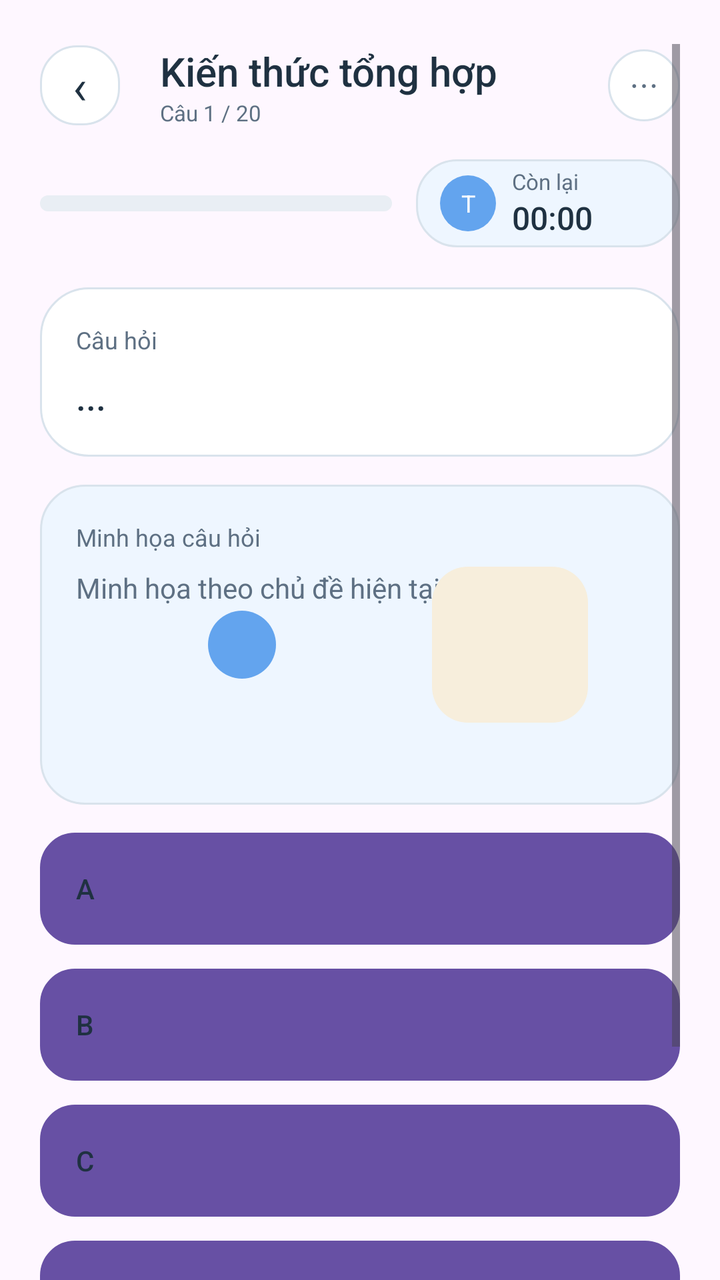
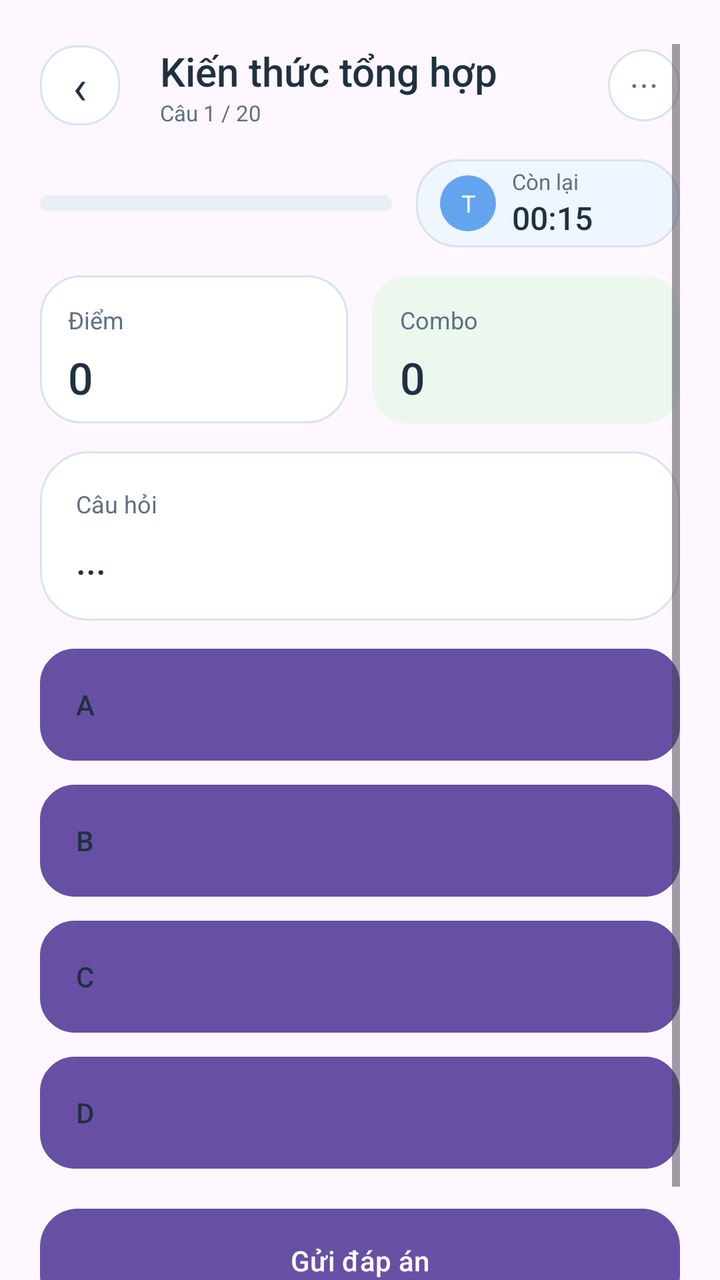

An Android layout rendered at two revisions. The XML below is the earlier revision; the diff shows what the commit changed to produce the second picture.
<!-- AndroidManifest.xml: application theme Theme.GameHub -->
<!-- res/layout/view_quiz_gameplay.xml -->
<?xml version="1.0" encoding="utf-8"?>
<ScrollView xmlns:android="http://schemas.android.com/apk/res/android"
    android:layout_width="match_parent"
    android:layout_height="match_parent"
    android:clipToPadding="false"
    android:paddingStart="20dp"
    android:paddingTop="22dp"
    android:paddingEnd="20dp"
    android:paddingBottom="32dp">

    <LinearLayout
        android:layout_width="match_parent"
        android:layout_height="wrap_content"
        android:orientation="vertical">

        <LinearLayout
            android:layout_width="match_parent"
            android:layout_height="wrap_content"
            android:gravity="center_vertical"
            android:orientation="horizontal">

            <TextView
                android:id="@+id/quiz_play_back"
                android:layout_width="40dp"
                android:layout_height="40dp"
                android:background="@drawable/bg_back_button"
                android:gravity="center"
                android:text="‹"
                android:textColor="@color/gh_text_primary"
                android:textSize="24sp" />

            <LinearLayout
                android:layout_width="0dp"
                android:layout_height="wrap_content"
                android:layout_marginStart="20dp"
                android:layout_weight="1"
                android:orientation="vertical">

                <TextView
                    android:id="@+id/quiz_play_title"
                    android:layout_width="wrap_content"
                    android:layout_height="wrap_content"
                    android:fontFamily="sans-serif-medium"
                    android:text="Kiến thức tổng hợp"
                    android:textColor="@color/gh_text_primary"
                    android:textSize="20sp" />

                <TextView
                    android:id="@+id/quiz_play_progress"
                    android:layout_width="wrap_content"
                    android:layout_height="wrap_content"
                    android:text="Câu 1 / 20"
                    android:textColor="@color/gh_text_secondary"
                    android:textSize="11sp" />
            </LinearLayout>

            <TextView
                android:id="@+id/quiz_pause"
                android:layout_width="36dp"
                android:layout_height="36dp"
                android:background="@drawable/bg_card_surface_20"
                android:gravity="center"
                android:text="⋯"
                android:textColor="@color/gh_text_secondary"
                android:textSize="16sp" />
        </LinearLayout>

        <LinearLayout
            android:layout_width="match_parent"
            android:layout_height="wrap_content"
            android:layout_marginTop="16dp"
            android:gravity="center_vertical"
            android:orientation="horizontal">

            <FrameLayout
                android:id="@+id/quiz_progress_track"
                android:layout_width="0dp"
                android:layout_height="8dp"
                android:layout_weight="1"
                android:background="@drawable/bg_progress_track">

                <View
                    android:id="@+id/quiz_progress_fill"
                    android:layout_width="0dp"
                    android:layout_height="match_parent"
                    android:background="@drawable/bg_progress_fill" />
            </FrameLayout>

            <LinearLayout
                android:layout_width="132dp"
                android:layout_height="44dp"
                android:layout_marginStart="12dp"
                android:background="@drawable/bg_card_brand_20"
                android:gravity="center_vertical"
                android:orientation="horizontal"
                android:paddingStart="12dp"
                android:paddingEnd="12dp">

                <TextView
                    android:layout_width="28dp"
                    android:layout_height="28dp"
                    android:background="@drawable/bg_primary_button_round"
                    android:gravity="center"
                    android:text="T"
                    android:textColor="@color/white"
                    android:textSize="12sp" />

                <LinearLayout
                    android:layout_width="wrap_content"
                    android:layout_height="wrap_content"
                    android:layout_marginStart="8dp"
                    android:orientation="vertical">

                    <TextView
                        android:layout_width="wrap_content"
                        android:layout_height="wrap_content"
                        android:text="Còn lại"
                        android:textColor="@color/gh_text_secondary"
                        android:textSize="11sp" />

                    <TextView
                        android:id="@+id/quiz_timer"
                        android:layout_width="wrap_content"
                        android:layout_height="wrap_content"
                        android:fontFamily="sans-serif-medium"
                        android:text="00:00"
                        android:textColor="@color/gh_text_primary"
                        android:textSize="16sp" />
                </LinearLayout>
            </LinearLayout>
        </LinearLayout>

        <LinearLayout
            android:layout_width="match_parent"
            android:layout_height="wrap_content"
            android:layout_marginTop="20dp"
            android:background="@drawable/bg_card_surface_24"
            android:orientation="vertical"
            android:padding="18dp">

            <TextView
                android:layout_width="wrap_content"
                android:layout_height="wrap_content"
                android:text="Câu hỏi"
                android:textColor="@color/gh_text_secondary"
                android:textSize="12sp" />

            <TextView
                android:id="@+id/quiz_question"
                android:layout_width="match_parent"
                android:layout_height="wrap_content"
                android:layout_marginTop="8dp"
                android:fontFamily="sans-serif-medium"
                android:text="..."
                android:textColor="@color/gh_text_primary"
                android:textSize="18sp" />
        </LinearLayout>

        <FrameLayout
            android:layout_width="match_parent"
            android:layout_height="160dp"
            android:layout_marginTop="14dp"
            android:background="@drawable/bg_card_brand_22">

            <TextView
                android:layout_width="wrap_content"
                android:layout_height="wrap_content"
                android:layout_marginStart="18dp"
                android:layout_marginTop="18dp"
                android:text="Minh họa câu hỏi"
                android:textColor="@color/gh_text_secondary"
                android:textSize="12sp" />

            <TextView
                android:id="@+id/quiz_illustration_caption"
                android:layout_width="220dp"
                android:layout_height="wrap_content"
                android:layout_marginStart="18dp"
                android:layout_marginTop="42dp"
                android:text="Minh họa theo chủ đề hiện tại"
                android:textColor="@color/gh_text_secondary"
                android:textSize="14sp" />

            <View
                android:layout_width="78dp"
                android:layout_height="78dp"
                android:layout_gravity="end|center_vertical"
                android:layout_marginEnd="46dp"
                android:background="@drawable/bg_chip_warning" />

            <View
                android:layout_width="34dp"
                android:layout_height="34dp"
                android:layout_gravity="start|center_vertical"
                android:layout_marginStart="84dp"
                android:background="@drawable/bg_primary_button_round" />
        </FrameLayout>

        <Button
            android:id="@+id/quiz_option_a"
            android:layout_width="match_parent"
            android:layout_height="56dp"
            android:layout_marginTop="14dp"
            android:background="@drawable/bg_filter_unselected"
            android:gravity="start|center_vertical"
            android:paddingStart="18dp"
            android:paddingEnd="18dp"
            android:textAllCaps="false"
            android:textColor="@color/gh_text_primary"
            android:text="A" />

        <Button
            android:id="@+id/quiz_option_b"
            android:layout_width="match_parent"
            android:layout_height="56dp"
            android:layout_marginTop="12dp"
            android:background="@drawable/bg_filter_unselected"
            android:gravity="start|center_vertical"
            android:paddingStart="18dp"
            android:paddingEnd="18dp"
            android:textAllCaps="false"
            android:textColor="@color/gh_text_primary"
            android:text="B" />

        <Button
            android:id="@+id/quiz_option_c"
            android:layout_width="match_parent"
            android:layout_height="56dp"
            android:layout_marginTop="12dp"
            android:background="@drawable/bg_filter_unselected"
            android:gravity="start|center_vertical"
            android:paddingStart="18dp"
            android:paddingEnd="18dp"
            android:textAllCaps="false"
            android:textColor="@color/gh_text_primary"
            android:text="C" />

        <Button
            android:id="@+id/quiz_option_d"
            android:layout_width="match_parent"
            android:layout_height="56dp"
            android:layout_marginTop="12dp"
            android:background="@drawable/bg_filter_unselected"
            android:gravity="start|center_vertical"
            android:paddingStart="18dp"
            android:paddingEnd="18dp"
            android:textAllCaps="false"
            android:textColor="@color/gh_text_primary"
            android:text="D" />

        <Button
            android:id="@+id/quiz_submit_answer"
            android:layout_width="match_parent"
            android:layout_height="52dp"
            android:layout_marginTop="20dp"
            android:background="@drawable/bg_primary_button_round"
            android:text="Gửi đáp án"
            android:textAllCaps="false"
            android:textColor="@color/white" />

        <TextView
            android:id="@+id/quiz_empty"
            android:layout_width="match_parent"
            android:layout_height="wrap_content"
            android:layout_marginTop="14dp"
            android:gravity="center"
            android:text="Chưa có câu hỏi trong DB cục bộ."
            android:textColor="@color/gh_text_secondary"
            android:textSize="14sp"
            android:visibility="gone" />
    </LinearLayout>
</ScrollView>
<!-- resources referenced by this layout -->
<resources>
  <color name="gh_text_primary">#1F3141</color>
  <color name="gh_text_secondary">#5E7083</color>
  <color name="white">#FFFFFFFF</color>
  <!-- drawable bg_back_button (drawable) -->
  <?xml version="1.0" encoding="utf-8"?>
  <shape xmlns:android="http://schemas.android.com/apk/res/android"
      android:shape="rectangle">
      <solid android:color="@color/gh_bg_surface" />
      <stroke
          android:width="1dp"
          android:color="@color/gh_border" />
      <corners android:radius="18dp" />
  </shape>
  <!-- drawable bg_card_brand_20 (drawable) -->
  <?xml version="1.0" encoding="utf-8"?>
  <shape xmlns:android="http://schemas.android.com/apk/res/android" android:shape="rectangle">
      <solid android:color="@color/gh_bg_brand_soft" />
      <stroke
          android:width="1dp"
          android:color="@color/gh_border" />
      <corners android:radius="20dp" />
  </shape>
  <!-- drawable bg_card_brand_22 (drawable) -->
  <?xml version="1.0" encoding="utf-8"?>
  <shape xmlns:android="http://schemas.android.com/apk/res/android" android:shape="rectangle">
      <solid android:color="@color/gh_bg_brand_soft" />
      <stroke
          android:width="1dp"
          android:color="@color/gh_border" />
      <corners android:radius="22dp" />
  </shape>
  <!-- drawable bg_card_surface_20 (drawable) -->
  <?xml version="1.0" encoding="utf-8"?>
  <shape xmlns:android="http://schemas.android.com/apk/res/android" android:shape="rectangle">
      <solid android:color="@color/gh_bg_surface" />
      <stroke
          android:width="1dp"
          android:color="@color/gh_border" />
      <corners android:radius="20dp" />
  </shape>
  <!-- drawable bg_card_surface_24 (drawable) -->
  <?xml version="1.0" encoding="utf-8"?>
  <shape xmlns:android="http://schemas.android.com/apk/res/android" android:shape="rectangle">
      <solid android:color="@color/gh_bg_surface" />
      <stroke
          android:width="1dp"
          android:color="@color/gh_border" />
      <corners android:radius="24dp" />
  </shape>
  <!-- drawable bg_chip_warning (drawable) -->
  <?xml version="1.0" encoding="utf-8"?>
  <shape xmlns:android="http://schemas.android.com/apk/res/android" android:shape="rectangle">
      <solid android:color="@color/gh_bg_warning_chip" />
      <corners android:radius="18dp" />
  </shape>
  <!-- drawable bg_filter_unselected (drawable) -->
  <?xml version="1.0" encoding="utf-8"?>
  <shape xmlns:android="http://schemas.android.com/apk/res/android" android:shape="rectangle">
      <solid android:color="@color/gh_bg_surface" />
      <stroke
          android:width="1dp"
          android:color="@color/gh_border" />
      <corners android:radius="17dp" />
  </shape>
  <!-- drawable bg_primary_button_round (drawable) -->
  <?xml version="1.0" encoding="utf-8"?>
  <shape xmlns:android="http://schemas.android.com/apk/res/android" android:shape="rectangle">
      <solid android:color="@color/gh_bg_brand" />
      <corners android:radius="19dp" />
  </shape>
  <!-- drawable bg_progress_fill (drawable) -->
  <?xml version="1.0" encoding="utf-8"?>
  <shape xmlns:android="http://schemas.android.com/apk/res/android" android:shape="rectangle">
      <solid android:color="@color/gh_progress_fill" />
      <corners android:radius="4dp" />
  </shape>
  <!-- drawable bg_progress_track (drawable) -->
  <?xml version="1.0" encoding="utf-8"?>
  <shape xmlns:android="http://schemas.android.com/apk/res/android" android:shape="rectangle">
      <solid android:color="@color/gh_progress_track" />
      <corners android:radius="4dp" />
  </shape>
  <style name="Theme.GameHub" parent="Base.Theme.GameHub" />
  <color name="gh_bg_surface">#FFFFFFFF</color>
  <color name="gh_border">#D9E3EC</color>
  <color name="gh_bg_brand_soft">#EEF6FF</color>
  <color name="gh_bg_warning_chip">#F7EEDC</color>
  <color name="gh_bg_brand">#63A4EE</color>
  <color name="gh_progress_fill">#63A4EE</color>
  <color name="gh_progress_track">#E9EEF4</color>
  <style name="Base.Theme.GameHub" parent="Theme.Material3.DayNight.NoActionBar">
          
          
      </style>
</resources>

<!-- the commit's change to res/layout/view_quiz_gameplay.xml (unified diff, before → after) -->
@@ -123,7 +123,7 @@
                         android:layout_width="wrap_content"
                         android:layout_height="wrap_content"
                         android:fontFamily="sans-serif-medium"
-                        android:text="00:00"
+                        android:text="00:15"
                         android:textColor="@color/gh_text_primary"
                         android:textSize="16sp" />
                 </LinearLayout>
@@ -133,7 +133,79 @@
         <LinearLayout
             android:layout_width="match_parent"
             android:layout_height="wrap_content"
-            android:layout_marginTop="20dp"
+            android:layout_marginTop="14dp"
+            android:orientation="horizontal">
+
+            <LinearLayout
+                android:layout_width="0dp"
+                android:layout_height="74dp"
+                android:layout_weight="1"
+                android:background="@drawable/bg_card_surface_20"
+                android:orientation="vertical"
+                android:padding="14dp">
+
+                <TextView
+                    android:layout_width="wrap_content"
+                    android:layout_height="wrap_content"
+                    android:text="Điểm"
+                    android:textColor="@color/gh_text_secondary"
+                    android:textSize="12sp" />
+
+                <TextView
+                    android:id="@+id/quiz_live_score"
+                    android:layout_width="wrap_content"
+                    android:layout_height="wrap_content"
+                    android:layout_marginTop="6dp"
+                    android:fontFamily="sans-serif-medium"
+                    android:text="0"
+                    android:textColor="@color/gh_text_primary"
+                    android:textSize="22sp" />
+            </LinearLayout>
+
+            <LinearLayout
+                android:layout_width="0dp"
+                android:layout_height="74dp"
+                android:layout_marginStart="12dp"
+                android:layout_weight="1"
+                android:background="@drawable/bg_chip_success"
+                android:orientation="vertical"
+                android:padding="14dp">
+
+                <TextView
+                    android:layout_width="wrap_content"
+                    android:layout_height="wrap_content"
+                    android:text="Combo"
+                    android:textColor="@color/gh_text_secondary"
+                    android:textSize="12sp" />
+
+                <TextView
+                    android:id="@+id/quiz_live_combo"
+                    android:layout_width="wrap_content"
+                    android:layout_height="wrap_content"
+                    android:layout_marginTop="6dp"
+                    android:fontFamily="sans-serif-medium"
+                    android:text="0"
+                    android:textColor="@color/gh_text_primary"
+                    android:textSize="22sp" />
+            </LinearLayout>
+        </LinearLayout>
+
+        <TextView
+            android:id="@+id/quiz_feedback"
+            android:layout_width="match_parent"
+            android:layout_height="wrap_content"
+            android:layout_marginTop="14dp"
+            android:background="@drawable/bg_card_surface_20"
+            android:padding="14dp"
+            android:textColor="@color/gh_text_secondary"
+            android:textSize="14sp"
+            android:visibility="gone" />
+
+        <LinearLayout
+            android:id="@+id/quiz_question_card"
+            android:layout_width="match_parent"
+            android:layout_height="wrap_content"
+            android:layout_marginTop="14dp"
             android:background="@drawable/bg_card_surface_24"
             android:orientation="vertical"
             android:padding="18dp">
@@ -157,43 +229,36 @@
         </LinearLayout>
 
         <FrameLayout
-            android:layout_width="match_parent"
-            android:layout_height="160dp"
-            android:layout_marginTop="14dp"
-            android:background="@drawable/bg_card_brand_22">
-
-            <TextView
-                android:layout_width="wrap_content"
+            android:id="@+id/quiz_image_container"
+            android:layout_width="match_parent"
+            android:layout_height="180dp"
+            android:layout_marginTop="14dp"
+            android:background="@drawable/bg_card_brand_22"
+            android:visibility="gone">
+
+            <ImageView
+                android:id="@+id/quiz_image"
+                android:layout_width="match_parent"
+                android:layout_height="match_parent"
+                android:scaleType="centerCrop" />
+
+            <View
+                android:layout_width="match_parent"
+                android:layout_height="match_parent"
+                android:background="#26000000" />
+
+            <TextView
+                android:id="@+id/quiz_illustration_caption"
+                android:layout_width="match_parent"
                 android:layout_height="wrap_content"
-                android:layout_marginStart="18dp"
-                android:layout_marginTop="18dp"
-                android:text="Minh họa câu hỏi"
-                android:textColor="@color/gh_text_secondary"
-                android:textSize="12sp" />
-
-            <TextView
-                android:id="@+id/quiz_illustration_caption"
-                android:layout_width="220dp"
-                android:layout_height="wrap_content"
-                android:layout_marginStart="18dp"
-                android:layout_marginTop="42dp"
-                android:text="Minh họa theo chủ đề hiện tại"
-                android:textColor="@color/gh_text_secondary"
-                android:textSize="14sp" />
-
-            <View
-                android:layout_width="78dp"
-                android:layout_height="78dp"
-                android:layout_gravity="end|center_vertical"
-                android:layout_marginEnd="46dp"
-                android:background="@drawable/bg_chip_warning" />
-
-            <View
-                android:layout_width="34dp"
-                android:layout_height="34dp"
-                android:layout_gravity="start|center_vertical"
-                android:layout_marginStart="84dp"
-                android:background="@drawable/bg_primary_button_round" />
+                android:layout_gravity="bottom"
+                android:paddingStart="16dp"
+                android:paddingTop="12dp"
+                android:paddingEnd="16dp"
+                android:paddingBottom="14dp"
+                android:text="Minh họa cho câu hỏi hiện tại"
+                android:textColor="@color/white"
+                android:textSize="13sp" />
         </FrameLayout>
 
         <Button
@@ -205,9 +270,9 @@
             android:gravity="start|center_vertical"
             android:paddingStart="18dp"
             android:paddingEnd="18dp"
-            android:textAllCaps="false"
-            android:textColor="@color/gh_text_primary"
-            android:text="A" />
+            android:text="A"
+            android:textAllCaps="false"
+            android:textColor="@color/gh_text_primary" />
 
         <Button
             android:id="@+id/quiz_option_b"
@@ -218,9 +283,9 @@
             android:gravity="start|center_vertical"
             android:paddingStart="18dp"
             android:paddingEnd="18dp"
-            android:textAllCaps="false"
-            android:textColor="@color/gh_text_primary"
-            android:text="B" />
+            android:text="B"
+            android:textAllCaps="false"
+            android:textColor="@color/gh_text_primary" />
 
         <Button
             android:id="@+id/quiz_option_c"
@@ -231,9 +296,9 @@
             android:gravity="start|center_vertical"
             android:paddingStart="18dp"
             android:paddingEnd="18dp"
-            android:textAllCaps="false"
-            android:textColor="@color/gh_text_primary"
-            android:text="C" />
+            android:text="C"
+            android:textAllCaps="false"
+            android:textColor="@color/gh_text_primary" />
 
         <Button
             android:id="@+id/quiz_option_d"
@@ -244,9 +309,9 @@
             android:gravity="start|center_vertical"
             android:paddingStart="18dp"
             android:paddingEnd="18dp"
-            android:textAllCaps="false"
-            android:textColor="@color/gh_text_primary"
-            android:text="D" />
+            android:text="D"
+            android:textAllCaps="false"
+            android:textColor="@color/gh_text_primary" />
 
         <Button
             android:id="@+id/quiz_submit_answer"
<!-- resource entries referenced after the edit -->
@@ -49,10 +49,10 @@
           android:color="@color/gh_border" />
       <corners android:radius="24dp" />
   </shape>
-  <!-- drawable bg_chip_warning (drawable) -->
+  <!-- drawable bg_chip_success (drawable) -->
   <?xml version="1.0" encoding="utf-8"?>
   <shape xmlns:android="http://schemas.android.com/apk/res/android" android:shape="rectangle">
-      <solid android:color="@color/gh_bg_warning_chip" />
+      <solid android:color="@color/gh_bg_success_chip" />
       <corners android:radius="18dp" />
   </shape>
   <!-- drawable bg_filter_unselected (drawable) -->
@@ -86,7 +86,7 @@
   <color name="gh_bg_surface">#FFFFFFFF</color>
   <color name="gh_border">#D9E3EC</color>
   <color name="gh_bg_brand_soft">#EEF6FF</color>
-  <color name="gh_bg_warning_chip">#F7EEDC</color>
+  <color name="gh_bg_success_chip">#ECF8EE</color>
   <color name="gh_bg_brand">#63A4EE</color>
   <color name="gh_progress_fill">#63A4EE</color>
   <color name="gh_progress_track">#E9EEF4</color>
